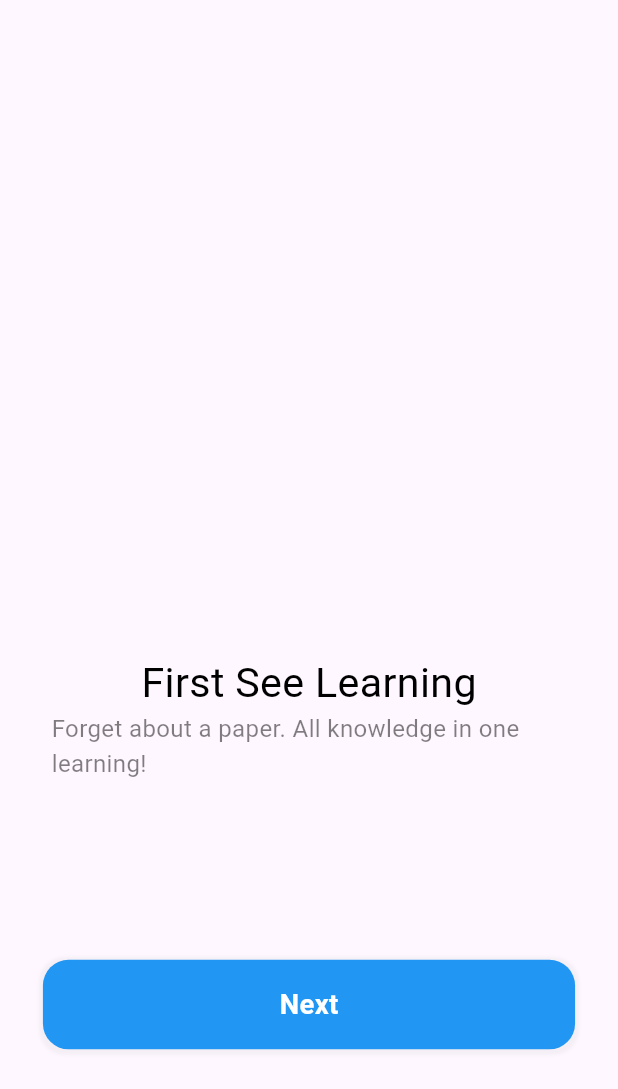
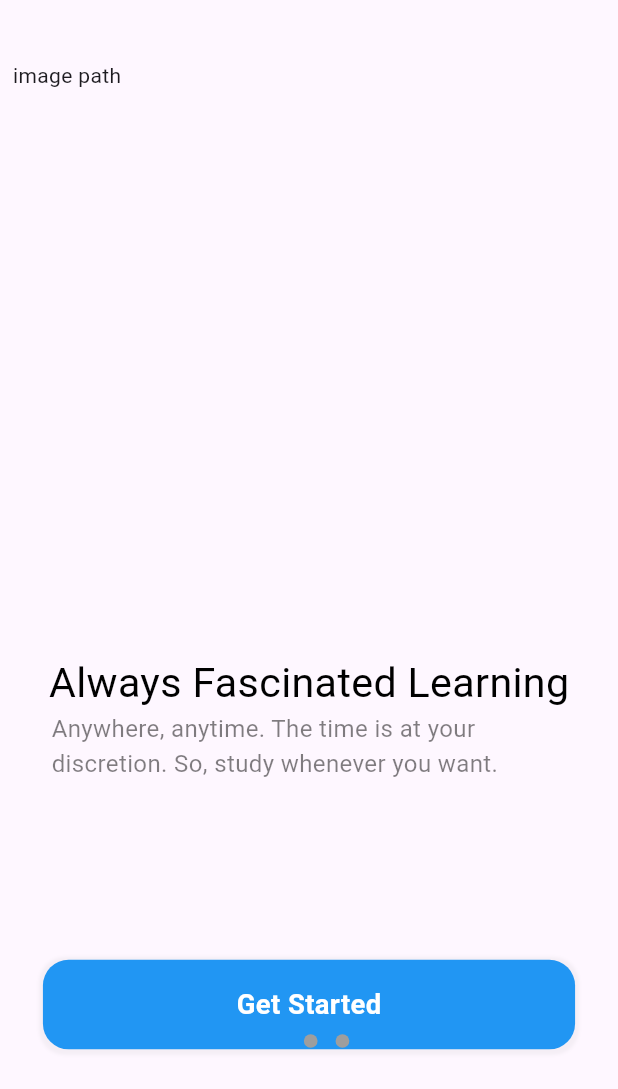
Before and after one commit to mehedi4958/flutter-bloc, a Flutter app: the screen it shows after launch, swiped to page 3, on a phone screen of 412 x 824 dp. Shown: the top 1089 px of the screen. Run offline on Flutter 3.47's test engine with Material 3 defaults, Android fonts, the phone set to English and light mode, and no system bars; drawn by our look-alikes of dots_indicator; our stand-ins replace flutter_bloc, flutter_screenutil.

Commit message:
bloc for welcome created

```diff
--- a/lib/main.dart
+++ b/lib/main.dart
@@ -3,6 +3,7 @@
 import 'package:flutter_block/app_block.dart';
 import 'package:flutter_block/app_event.dart';
 import 'package:flutter_block/app_state.dart';
+import 'package:flutter_block/pages/welcome/bloc/welcome_blocs.dart';
 import 'package:flutter_block/pages/welcome/welcome.dart';
 import 'package:flutter_screenutil/flutter_screenutil.dart';
 
@@ -17,7 +18,7 @@
   @override
   Widget build(BuildContext context) {
     return BlocProvider(
-      create: (context) => AppBlocs(),
+      create: (context) => WelcomeBloc(),
       child: ScreenUtilInit(
         builder: (_, child) => const MaterialApp(
           debugShowCheckedModeBanner: false,
--- a/lib/pages/welcome/bloc/welcome_blocs.dart
+++ b/lib/pages/welcome/bloc/welcome_blocs.dart
@@ -0,0 +1,11 @@
+import 'package:flutter_bloc/flutter_bloc.dart';
+import 'package:flutter_block/pages/welcome/bloc/welcome_events.dart';
+import 'package:flutter_block/pages/welcome/bloc/welcome_states.dart';
+
+class WelcomeBloc extends Bloc<WelcomeEvent, WelcomeState> {
+  WelcomeBloc() : super(WelcomeState()) {
+    on<WelcomeEvent>((event, emit) {
+      emit(WelcomeState(page: state.page));
+    });
+  }
+}
--- a/lib/pages/welcome/bloc/welcome_events.dart
+++ b/lib/pages/welcome/bloc/welcome_events.dart
@@ -0,0 +1 @@
+class WelcomeEvent {}
--- a/lib/pages/welcome/bloc/welcome_states.dart
+++ b/lib/pages/welcome/bloc/welcome_states.dart
@@ -0,0 +1,4 @@
+class WelcomeState {
+  WelcomeState({this.page = 0});
+  int page;
+}
--- a/lib/pages/welcome/welcome.dart
+++ b/lib/pages/welcome/welcome.dart
@@ -1,3 +1,4 @@
+import 'package:dots_indicator/dots_indicator.dart';
 import 'package:flutter/material.dart';
 import 'package:flutter_screenutil/flutter_screenutil.dart';
 
@@ -18,6 +19,7 @@ class _WelcomeState extends State<Welcome> {
           margin: EdgeInsets.only(top: 34.h),
           width: 375.w,
           child: Stack(
+            alignment: Alignment.topCenter,
             children: [
               PageView(
                 children: [
@@ -27,25 +29,40 @@ class _WelcomeState extends State<Welcome> {
                     'Next',
                     'First See Learning',
                     'Forget about a paper. All knowledge in one learning!',
-                    '',
+                    'image path',
                   ),
                   _page(
                     context,
-                    1,
+                    2,
                     'Next',
-                    'First See Learning',
-                    'Forget about a paper. All knowledge in one learning!',
-                    '',
+                    'Connect with Everyone',
+                    'Always keep in touch with your tutor & friends. Let\'s get connected!',
+                    'image path',
                   ),
                   _page(
                     context,
-                    1,
-                    'Next',
-                    'First See Learning',
-                    'Forget about a paper. All knowledge in one learning!',
-                    '',
+                    3,
+                    'Get Started',
+                    'Always Fascinated Learning',
+                    'Anywhere, anytime. The time is at your discretion. So, study whenever you want.',
+                    'image path',
                   ),
                 ],
+              ),
+              Positioned(
+                bottom: 100.h,
+                child: DotsIndicator(
+                  dotsCount: 3,
+                  decorator: DotsDecorator(
+                    color: Colors.grey,
+                    activeColor: Colors.blue,
+                    size: Size.square(8.w),
+                    activeSize: Size(10.w, 8.w),
+                    activeShape: RoundedRectangleBorder(
+                      borderRadius: BorderRadius.circular(5.r),
+                    ),
+                  ),
+                ),
               ),
             ],
           ),
--- a/pubspec.yaml
+++ b/pubspec.yaml
@@ -38,6 +38,8 @@ dependencies:
   flutter_bloc: ^8.1.6
 
   flutter_screenutil: ^5.9.3
+
+  dots_indicator: ^3.0.0
 
 dev_dependencies:
   flutter_test:
```
Also changed, not shown: pubspec.lock.
